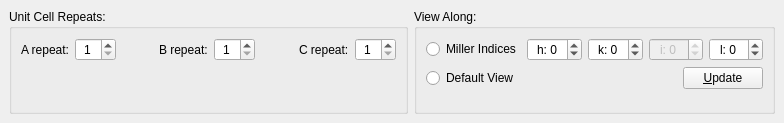
Old version of the form libavogadro/src/extensions/crystallography/ui/ceviewoptionswidget.ui in the repository cryos/avogadro.
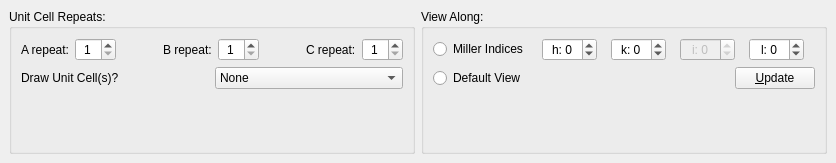
New version of the form.

Commit message:
Add option to only render one set of unit cell boundaries.
When an A, B, or C repeat is set, optionally only render the unit cell
box for the unit cell at offset (0, 0, 0). This is a popular style for
publication images.

What changed in the file:
```diff
--- a/libavogadro/src/extensions/crystallography/ui/ceviewoptionswidget.ui
+++ b/libavogadro/src/extensions/crystallography/ui/ceviewoptionswidget.ui
@@ -6,8 +6,8 @@
    <rect>
     <x>0</x>
     <y>0</y>
-    <width>784</width>
-    <height>123</height>
+    <width>836</width>
+    <height>163</height>
    </rect>
   </property>
   <property name="sizePolicy">
@@ -117,7 +117,7 @@
          </item>
         </layout>
        </item>
-       <item row="1" column="0">
+       <item row="5" column="0">
         <spacer name="verticalSpacer">
          <property name="orientation">
           <enum>Qt::Vertical</enum>
@@ -130,6 +130,36 @@
          </property>
         </spacer>
        </item>
+       <item row="2" column="0">
+        <layout class="QHBoxLayout" name="horizontalLayout_5">
+         <item>
+          <widget class="QLabel" name="label">
+           <property name="text">
+            <string>Draw Unit Cell(s)?</string>
+           </property>
+          </widget>
+         </item>
+         <item>
+          <widget class="QComboBox" name="combo_numCells">
+           <item>
+            <property name="text">
+             <string>None</string>
+            </property>
+           </item>
+           <item>
+            <property name="text">
+             <string>One</string>
+            </property>
+           </item>
+           <item>
+            <property name="text">
+             <string>All</string>
+            </property>
+           </item>
+          </widget>
+         </item>
+        </layout>
+       </item>
       </layout>
      </widget>
     </item>
```
The commit also changes 4 other files.
